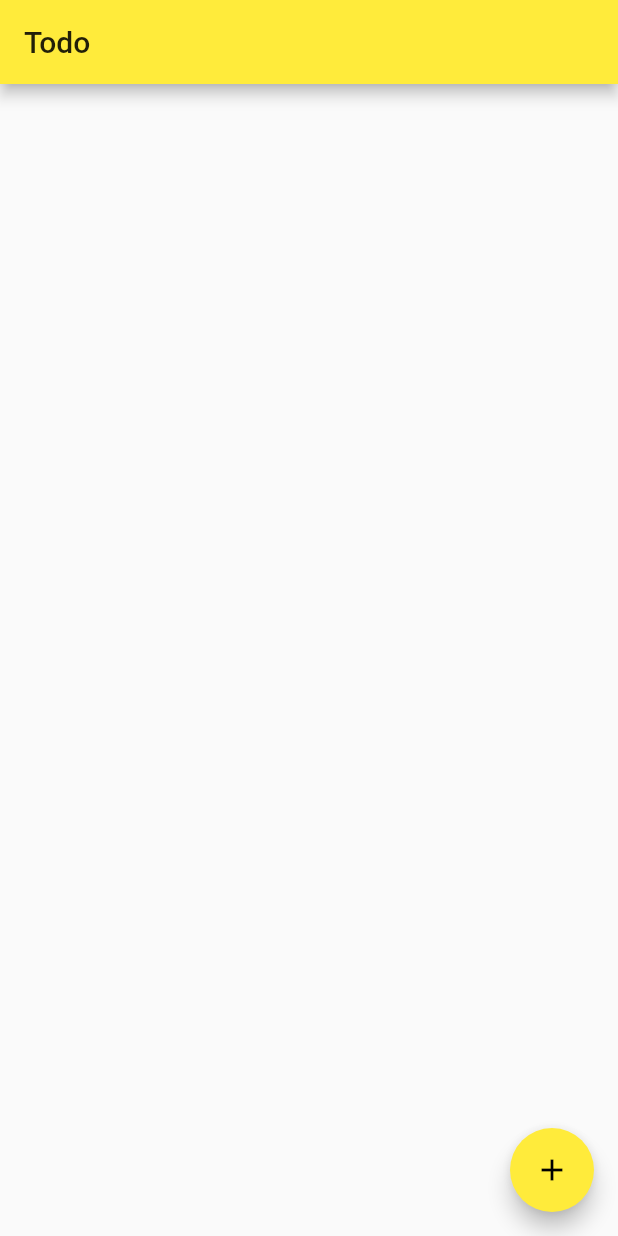
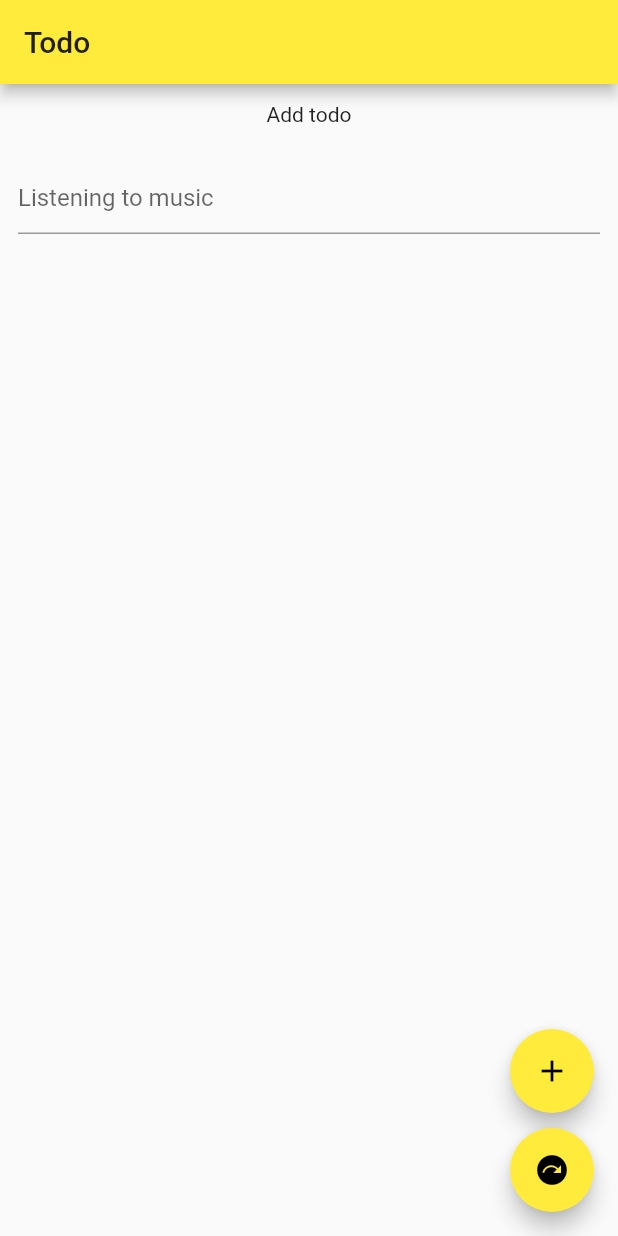
Before and after one commit to Nashkim254/todoList_bloc, a Flutter app: the screen it shows after launch, on a phone screen of 412 x 824 dp. Run offline on Flutter 3.47's test engine with Material 2 defaults, Android fonts, the phone set to English and light mode, and no system bars; our stand-ins replace bloc, flutter_bloc.

Commit message:
todoList changes

```diff
--- /dev/null
+++ b/lib/bloc/todo_bloc.dart
@@ -0,0 +1,33 @@
+import 'dart:async';
+
+import 'package:bloc/bloc.dart';
+import 'package:todo_bloc/models/todo_model.dart';
+
+part 'todo_event.dart';
+part 'todo_state.dart';
+
+class TodoBloc extends Bloc<TodoEvent, List<Todo>> {
+  TodoBloc() : super(<Todo>[]);
+
+  @override
+  Stream<List<Todo>> mapEventToState(
+    TodoEvent event,
+  ) async* {
+    switch (event.eventType) {
+      case EventType.add:
+        List<Todo> todostate = List.from(state);
+        if (event.todo != null) {
+          todostate.add(event.todo);
+        }
+        yield todostate;
+        break;
+      case EventType.delete:
+        List<Todo> todostate = List.from(state);
+        todostate.removeAt(event.todoIndex);
+        yield todostate;
+        break;
+      default:
+        throw Exception("Event of type $event not found");
+    }
+  }
+}
--- /dev/null
+++ b/lib/bloc/todo_event.dart
@@ -0,0 +1,18 @@
+part of 'todo_bloc.dart';
+
+enum EventType { add, delete }
+
+class TodoEvent {
+  Todo todo;
+  int todoIndex;
+  EventType eventType;
+
+  TodoEvent.add(todo) {
+    this.eventType = EventType.add;
+    this.todo = todo;
+  }
+  TodoEvent.delete(todoIndex) {
+    this.eventType = EventType.delete;
+    this.todoIndex = todoIndex;
+  }
+}
--- /dev/null
+++ b/lib/bloc/todo_state.dart
@@ -0,0 +1,3 @@
+part of 'todo_bloc.dart';
+
+class TodoInitialState {}
--- a/lib/main.dart
+++ b/lib/main.dart
@@ -1,19 +1,26 @@
 import 'package:flutter/material.dart';
+import 'package:flutter_bloc/flutter_bloc.dart';
+import 'package:todo_bloc/bloc/todo_bloc.dart';
+import 'package:todo_bloc/bloc/todo_observer.dart';
 import 'package:todo_bloc/pages/home_page.dart';
 
 void main() {
+  Bloc.observer = SimpleBlocObserver();
   runApp(MyApp());
 }
 
 class MyApp extends StatelessWidget {
   @override
   Widget build(BuildContext context) {
-    return MaterialApp(
-      debugShowCheckedModeBanner: false,
-      theme: ThemeData(
-        primarySwatch: Colors.yellow,
+    return BlocProvider(
+      create: (context) => TodoBloc(),
+      child: MaterialApp(
+        debugShowCheckedModeBanner: false,
+        theme: ThemeData(
+          primarySwatch: Colors.yellow,
+        ),
+        home: HomePage(),
       ),
-      home: HomePage(),
     );
   }
 }
--- /dev/null
+++ b/lib/models/todo_model.dart
@@ -0,0 +1,4 @@
+class Todo {
+  String todo;
+  Todo(this.todo);
+}
--- a/lib/pages/home_page.dart
+++ b/lib/pages/home_page.dart
@@ -1,54 +1,73 @@
 import 'package:flutter/material.dart';
+import 'package:flutter_bloc/flutter_bloc.dart';
+import 'package:todo_bloc/bloc/todo_bloc.dart';
+import 'package:todo_bloc/models/todo_model.dart';
+import 'package:todo_bloc/pages/todo_list.dart';
 import 'package:todo_bloc/pages/todo_screen.dart';
 
 class HomePage extends StatelessWidget {
-  final bool highPriority = false;
-  final int count = 0;
+  TextEditingController todoController = TextEditingController();
   @override
   Widget build(BuildContext context) {
     return Scaffold(
       appBar: AppBar(
         title: Text('Todo'),
       ),
-      body: SafeArea(child: getListView()),
-      floatingActionButton: FloatingActionButton(
-        child: Icon(Icons.add),
-        onPressed: () {
-          Navigator.push(
-              context, MaterialPageRoute(builder: (context) => CreateTodo()));
+      body: BlocBuilder<TodoBloc, List<Todo>>(
+        builder: (context, state) {
+          return SingleChildScrollView(
+            child: Column(
+              children: [
+                Padding(
+                  padding: const EdgeInsets.all(12.0),
+                  child: Text('Add todo'),
+                ),
+                Padding(
+                  padding: const EdgeInsets.all(12.0),
+                  child: TextField(
+                    controller: todoController,
+                    decoration: InputDecoration(
+                      hintText: 'Listening to music',
+                    ),
+                  ),
+                ),
+                Padding(
+                  padding: const EdgeInsets.all(12.0),
+                  child: TodoList(),
+                )
+              ],
+            ),
+          );
         },
+      ),
+      floatingActionButton: Column(
+        mainAxisAlignment: MainAxisAlignment.end,
+        children: [
+          FloatingActionButton(
+            heroTag: 'button1',
+            onPressed: () {
+              context.read<TodoBloc>().add(
+                    TodoEvent.add(
+                      Todo(todoController.text),
+                    ),
+                  );
+              todoController.clear();
+            },
+            child: Icon(Icons.add),
+          ),
+          SizedBox(
+            height: 10,
+          ),
+          FloatingActionButton(
+            heroTag: 'button2',
+            onPressed: () {
+              Navigator.of(context)
+                  .push(MaterialPageRoute(builder: (_) => TodoPage()));
+            },
+            child: Icon(Icons.next_plan_sharp),
+          ),
+        ],
       ),
     );
   }
-
-  ListView getListView() {
-    return ListView.builder(
-        itemCount: count,
-        itemBuilder: (context, index) {
-          return ListView(
-            children: [
-              Card(
-                elevation: 2,
-                child: ListTile(
-                  onTap: () {
-                    Navigator.push(context,
-                        MaterialPageRoute(builder: (context) => CreateTodo()));
-                  },
-                  leading: Container(
-                    margin: EdgeInsets.only(left: 12.0, top: 5),
-                    color: highPriority ? Colors.red : Colors.yellow,
-                    child: Center(
-                      child: Icon(Icons.play_arrow),
-                    ),
-                  ),
-                  title: Text('Title'),
-                  subtitle: Text('26/5/2021'),
-                  trailing:
-                      IconButton(icon: Icon(Icons.delete), onPressed: () {}),
-                ),
-              )
-            ],
-          );
-        });
-  }
 }
--- /dev/null
+++ b/lib/pages/todo_list.dart
@@ -0,0 +1,44 @@
+import 'package:flutter/material.dart';
+import 'package:flutter_bloc/flutter_bloc.dart';
+import 'package:todo_bloc/bloc/todo_bloc.dart';
+import 'package:todo_bloc/models/todo_model.dart';
+
+class TodoList extends StatelessWidget {
+  @override
+  Widget build(BuildContext context) {
+    return Container(
+      padding: EdgeInsets.all(16),
+      child: BlocConsumer<TodoBloc, List<Todo>>(
+        listenWhen: (List<Todo> previous, List<Todo> current) {
+          if (current.length > previous.length) {
+            return true;
+          }
+          return false;
+        },
+        buildWhen: (List<Todo> previous, List<Todo> current) {
+          return true;
+        },
+        builder: (context, todoList) {
+          return ListView.builder(
+            shrinkWrap: true,
+            physics: NeverScrollableScrollPhysics(),
+            itemCount: todoList.length,
+            itemBuilder: (context, index) {
+              return Card(
+                child: ListTile(
+                  title: Text(todoList[index].todo),
+                  onTap: () =>
+                      context.read<TodoBloc>().add(TodoEvent.delete(index)),
+                ),
+              );
+            },
+          );
+        },
+        listener: (context, todoList) {
+          ScaffoldMessenger.of(context)
+              .showSnackBar(SnackBar(content: Text('Added')));
+        },
+      ),
+    );
+  }
+}
```
Also changed, not shown: lib/bloc/todo_observer.dart (added, +22 -0 lines), lib/pages/todo_screen.dart (+4 -80 lines), pubspec.yaml (+1 -9 lines), pubspec.lock.
